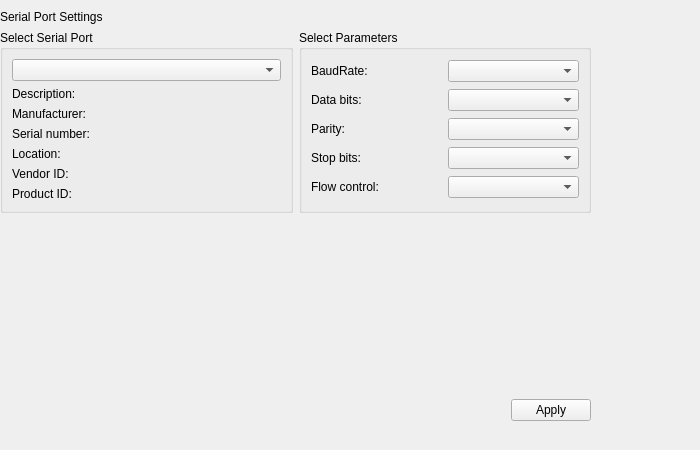
Qt form UniversalGamingApp/settingswidget.ui (wicked-rose/UniversalGaming) before a commit.
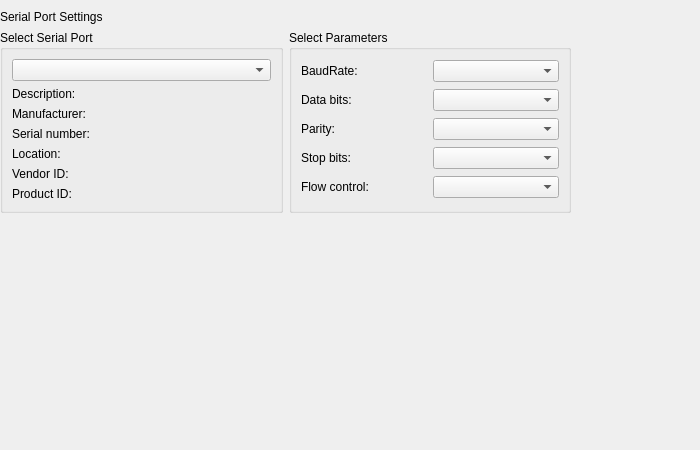
The same form after that commit.

Diff of the .ui file:
```diff
--- a/UniversalGamingApp/settingswidget.ui
+++ b/UniversalGamingApp/settingswidget.ui
@@ -18,8 +18,8 @@
     <rect>
      <x>0</x>
      <y>10</y>
-     <width>591</width>
-     <height>411</height>
+     <width>571</width>
+     <height>261</height>
     </rect>
    </property>
    <layout class="QVBoxLayout" name="verticalLayout">
@@ -160,30 +160,6 @@
       </property>
      </spacer>
     </item>
-    <item>
-     <layout class="QHBoxLayout" name="horizontalLayout_3">
-      <item>
-       <spacer name="horizontalSpacer">
-        <property name="orientation">
-         <enum>Qt::Horizontal</enum>
-        </property>
-        <property name="sizeHint" stdset="0">
-         <size>
-          <width>96</width>
-          <height>20</height>
-         </size>
-        </property>
-       </spacer>
-      </item>
-      <item>
-       <widget class="QPushButton" name="applyButton">
-        <property name="text">
-         <string>Apply</string>
-        </property>
-       </widget>
-      </item>
-     </layout>
-    </item>
    </layout>
   </widget>
  </widget>
```
